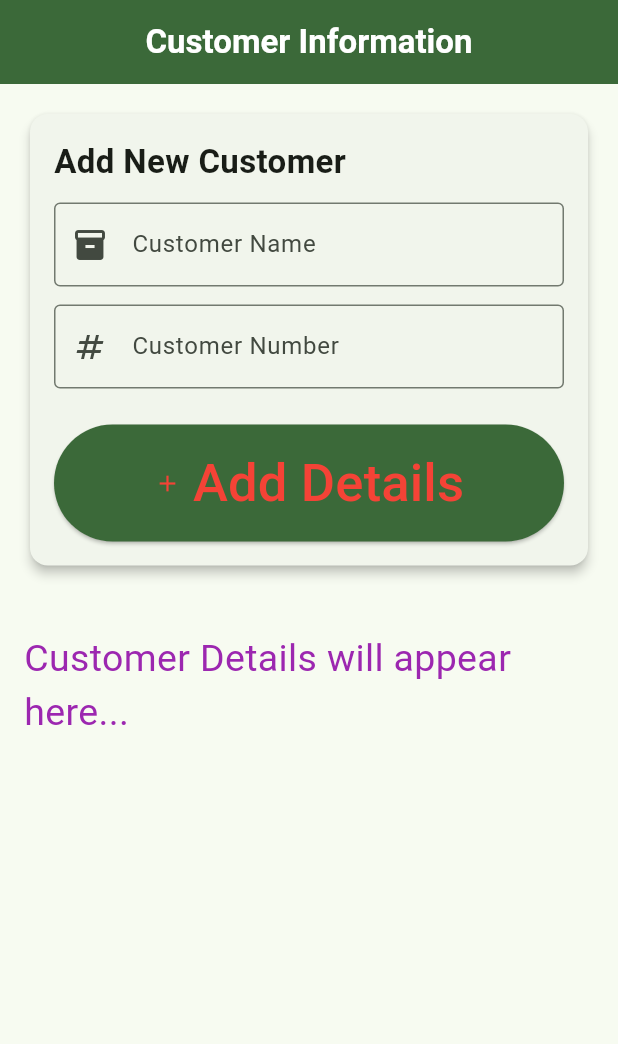
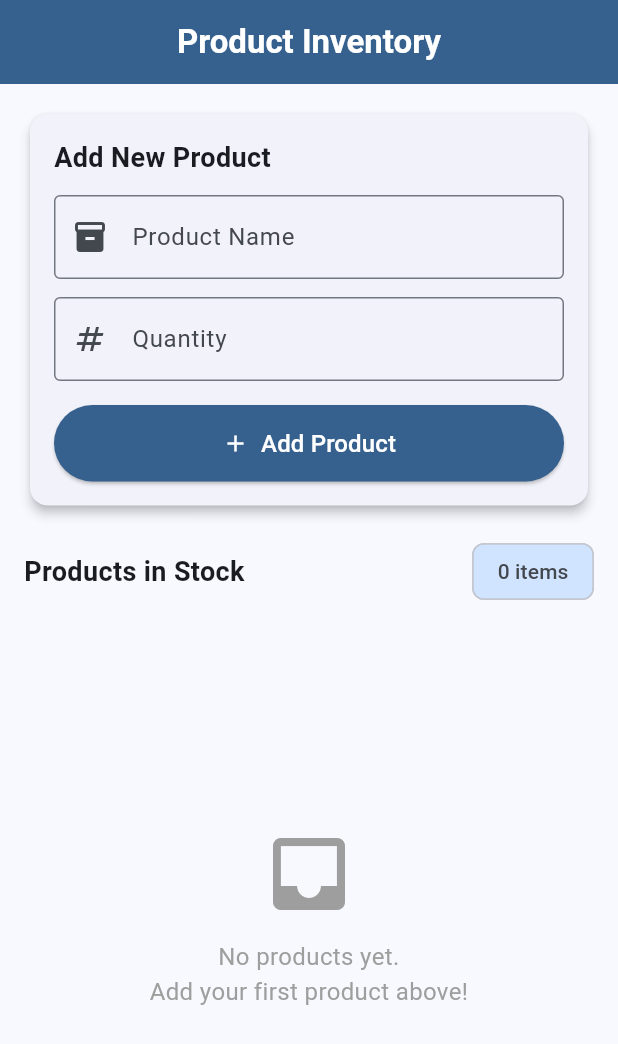
Before and after one commit to staciadsilva7/neww, a Flutter app: the screen it shows after launch, on a phone screen of 412 x 824 dp. Shown: the top 1044 px of the screen. Run offline on Flutter 3.47's test engine with Material 3 defaults, Android fonts, the phone set to English and light mode, and no system bars.

Commit message:
first commit

```diff
--- a/lib/main.dart
+++ b/lib/main.dart
@@ -1,27 +1,28 @@
-// Padding — adds space around widgets
-// Column — stacks widgets vertically
-// Card — a nice container with a shadow
-// TextField — text input field
-// ElevatedButton — clickable button (button does nothing yet — that's okay!)
-// SizedBox — adds empty space between widgets
-
+// Why we change from StatelessWidget to StatefulWidget
+// List<Map<String, String>> — storing products as a list
+// TextEditingController — reading what user typed
+// setState() — the magic that redraws the screen
+// ListView.builder — drawing one row per product
+// The ternary operator condition ? a : b — show empty state or the list
 
 import 'package:flutter/material.dart';
 
+// Entry point (unchanged)
 void main() {
   runApp(const MyApp());
 }
 
+// Root app (unchanged)
 class MyApp extends StatelessWidget {
   const MyApp({super.key});
 
   @override
   Widget build(BuildContext context) {
     return MaterialApp(
-      title: 'Customer Information',
+      title: 'Product Inventory',
       debugShowCheckedModeBanner: false,
       theme: ThemeData(
-        colorScheme: ColorScheme.fromSeed(seedColor: Colors.green),
+        colorScheme: ColorScheme.fromSeed(seedColor: Colors.blue),
         useMaterial3: true,
       ),
       home: const InventoryPage(),
@@ -29,8 +30,57 @@ class MyApp extends StatelessWidget {
   }
 }
 
-class InventoryPage extends StatelessWidget {
+// ───────────────────────────────────────────────────────────────
+// NEW: Converted from StatelessWidget → StatefulWidget
+// WHY: because UI now depends on changing data (products list)
+// ───────────────────────────────────────────────────────────────
+class InventoryPage extends StatefulWidget {
   const InventoryPage({super.key});
+
+  @override
+  State<InventoryPage> createState() => _InventoryPageState();
+}
+
+// State class holds mutable data + logic
+class _InventoryPageState extends State<InventoryPage> {
+
+  // NEW: In-memory data store (very basic)
+  // List of Map instead of proper model → OK for demo, not production
+  List<Map<String, String>> products = [];
+
+  // NEW: Controllers to read user input from TextFields
+  final TextEditingController nameController = TextEditingController();
+  final TextEditingController quantityController = TextEditingController();
+
+  // NEW: Business logic → Add product
+  void addProduct() {
+
+    // Read and clean user input
+    String name = nameController.text.trim();
+    String quantity = quantityController.text.trim();
+
+    // Guard clause → prevent invalid input
+    if (name.isEmpty || quantity.isEmpty) return;
+
+    // CRITICAL: setState triggers UI rebuild
+    setState(() {
+      products.add({
+        'name': name,
+        'quantity': quantity,
+      });
+    });
+
+    // Reset input fields after action
+    nameController.clear();
+    quantityController.clear();
+  }
+
+  // NEW: Business logic → Remove product
+  void removeProduct(int index) {
+    setState(() {
+      products.removeAt(index);
+    });
+  }
 
   @override
   Widget build(BuildContext context) {
@@ -38,99 +88,82 @@ class InventoryPage extends StatelessWidget {
       appBar: AppBar(
         backgroundColor: Theme.of(context).colorScheme.primary,
         title: const Text(
-          'Customer Information',
+          'Product Inventory',
           style: TextStyle(color: Colors.white, fontWeight: FontWeight.bold),
         ),
         centerTitle: true,
       ),
+
       body: Padding(
-        // Adds space (16px) around the entire body content
         padding: const EdgeInsets.all(16.0),
 
         child: Column(
-          // Column arranges widgets vertically (top → bottom)
           children: [
 
-            // ── The input card ───────────────────────────────────────
+            // ── Input card (mostly same, but now CONNECTED) ──────────
             Card(
-              // elevation adds a shadow → gives a "raised" card effect
               elevation: 3,
-
               child: Padding(
-                // inner spacing inside the card
                 padding: const EdgeInsets.all(16.0),
 
                 child: Column(
-                  // aligns children to the left instead of center
                   crossAxisAlignment: CrossAxisAlignment.start,
-
                   children: [
                     const Text(
-                      'Add New Customer',
+                      'Add New Product',
                       style: TextStyle(
-                        fontSize: 22,
+                        fontSize: 18,
                         fontWeight: FontWeight.bold,
-                      ),
-                    ),
-
-                    // Adds vertical spacing between elements
-                    const SizedBox(height: 12),
-
-                    // Product name field
-                    const TextField(
-                      // InputDecoration defines UI of the input field
-                      decoration: InputDecoration(
-                        labelText: 'Customer Name',   // floating label
-                        hintText: 'e.g. Stacy',     // placeholder text
-                        border: OutlineInputBorder(), // visible border
-                        prefixIcon: Icon(Icons.inventory_2), // icon inside field
                       ),
                     ),
 
                     const SizedBox(height: 12),
 
-                    // Quantity field
-                    const TextField(
-                      // Forces numeric keyboard on mobile
+                    // NEW: connected to controller
+                    TextField(
+                      controller: nameController,
+                      decoration: const InputDecoration(
+                        labelText: 'Product Name',
+                        hintText: 'e.g. Laptop',
+                        border: OutlineInputBorder(),
+                        prefixIcon: Icon(Icons.inventory_2),
+                      ),
+                    ),
+
+                    const SizedBox(height: 12),
+
+                    // NEW: connected + numeric keyboard
+                    TextField(
+                      controller: quantityController,
                       keyboardType: TextInputType.number,
-
-                      decoration: InputDecoration(
-                        labelText: 'Customer Number',
-                        hintText: 'e.g. 90999910533',
+                      decoration: const InputDecoration(
+                        labelText: 'Quantity',
+                        hintText: 'e.g. 10',
                         border: OutlineInputBorder(),
                         prefixIcon: Icon(Icons.numbers),
                       ),
                     ),
 
-                    const SizedBox(height: 24),
+                    const SizedBox(height: 16),
 
-                    // Add button — does nothing yet
                     SizedBox(
-                      // Makes button take full width
                       width: double.infinity,
 
                       child: ElevatedButton.icon(
-                        // Click handler (currently empty → no logic yet)
-                        onPressed: () {},
+                        // NEW: wired to logic
+                        onPressed: addProduct,
 
-                        // Icon + text button (combined)
                         icon: const Icon(Icons.add),
-
                         label: const Text(
-                          'Add Details',
-                          style: TextStyle(fontSize: 35),
+                          'Add Product',
+                          style: TextStyle(fontSize: 16),
                         ),
 
-                        // Custom styling for the button
                         style: ElevatedButton.styleFrom(
                           padding: const EdgeInsets.symmetric(vertical: 14),
-
-                          // Uses theme color (keeps design consistent)
                           backgroundColor:
                               Theme.of(context).colorScheme.primary,
-
-                          // Text/icon color
-                          foregroundColor: Colors.red,
+                          foregroundColor: Colors.white,
                         ),
                       ),
                     ),
@@ -139,13 +172,117 @@ class InventoryPage extends StatelessWidget {
               ),
             ),
 
-            const SizedBox(height: 40),
+            const SizedBox(height: 16),
 
-            // Placeholder text for future feature (product list)
-            const Text(
-              'Customer Details will appear here...',
-              style: TextStyle(color: Colors.purple, fontSize: 25),
-           ),
+            // ── NEW: Dynamic product count ───────────────────────────
+            Row(
+              mainAxisAlignment: MainAxisAlignment.spaceBetween,
+              children: [
+                const Text(
+                  'Products in Stock',
+                  style: TextStyle(
+                    fontSize: 18,
+                    fontWeight: FontWeight.bold,
+                  ),
+                ),
+
+                // Chip shows live count
+                Chip(
+                  label: Text('${products.length} items'),
+                  backgroundColor:
+                      Theme.of(context).colorScheme.primaryContainer,
+                ),
+              ],
+            ),
+
+            const SizedBox(height: 10),
+
+            // ── NEW: Dynamic list rendering ──────────────────────────
+            Expanded(
+              // IMPORTANT: Expanded allows ListView to take remaining space
+              child: products.isEmpty
+
+                  // EMPTY STATE UI (good UX practice)
+                  ? const Center(
+                      child: Column(
+                        mainAxisAlignment: MainAxisAlignment.center,
+                        children: [
+                          Icon(Icons.inbox,
+                              size: 64, color: Colors.grey),
+                          SizedBox(height: 12),
+                          Text(
+                            'No products yet.\nAdd your first product above!',
+                            textAlign: TextAlign.center,
+                            style: TextStyle(
+                              color: Colors.grey,
+                              fontSize: 16,
+                            ),
+                          ),
+                        ],
+                      ),
+                    )
+
+                  // LIST STATE
+                  : ListView.builder(
+                      // Efficient rendering (lazy loading)
+                      itemCount: products.length,
+
+                      itemBuilder: (context, index) {
+
+                        // Access current item
+                        final product = products[index];
+
+                        return Card(
+                          margin:
+                              const EdgeInsets.only(bottom: 8),
+
+                          child: ListTile(
+                            // LEFT: index badge
+                            leading: CircleAvatar(
+                              backgroundColor: Theme.of(context)
+                                  .colorScheme
+                                  .primaryContainer,
+
+                              child: Text(
+                                '${index + 1}',
+
+                                style: TextStyle(
+                                  color: Theme.of(context)
+                                      .colorScheme
+                                      .primary,
+                                  fontWeight: FontWeight.bold,
+                                ),
+                              ),
+                            ),
+
+                            // MAIN CONTENT
+                            title: Text(
+                              product['name']!,
+                              style: const TextStyle(
+                                fontWeight: FontWeight.bold,
+                              ),
+                            ),
+
+                            subtitle: Text(
+                              'Quantity: ${product['quantity']}',
+                            ),
+
+                            // RIGHT: delete button
+                            trailing: IconButton(
+                              icon: const Icon(
+                                Icons.delete_outline,
+                                color: Colors.red,
+                              ),
+
+                              // NEW: remove logic connected
+                              onPressed: () =>
+                                  removeProduct(index),
+                            ),
+                          ),
+                        );
+                      },
+                    ),
+            ),
           ],
         ),
       ),
```
